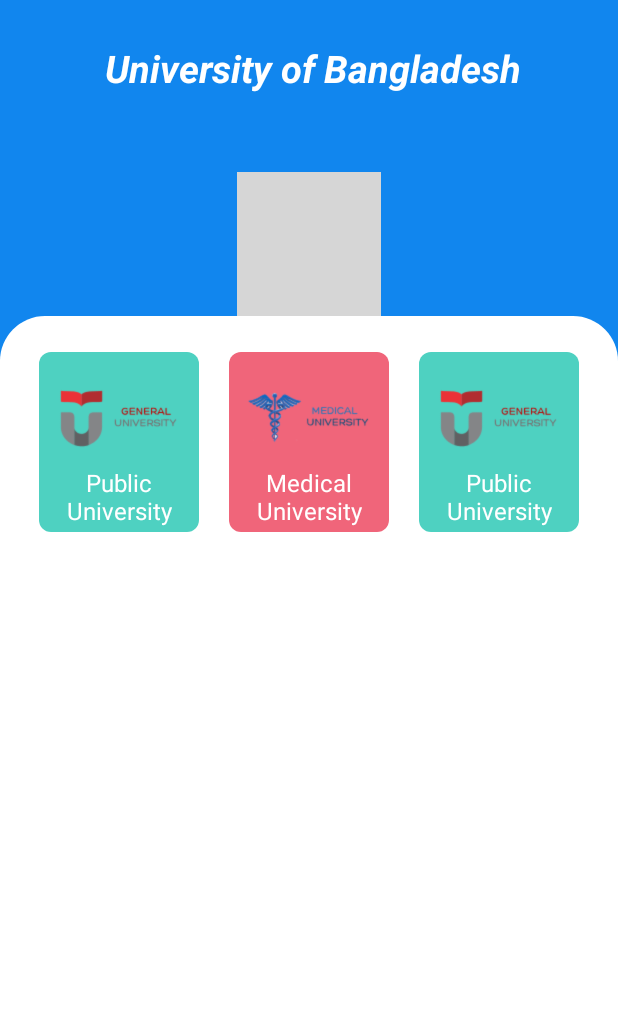
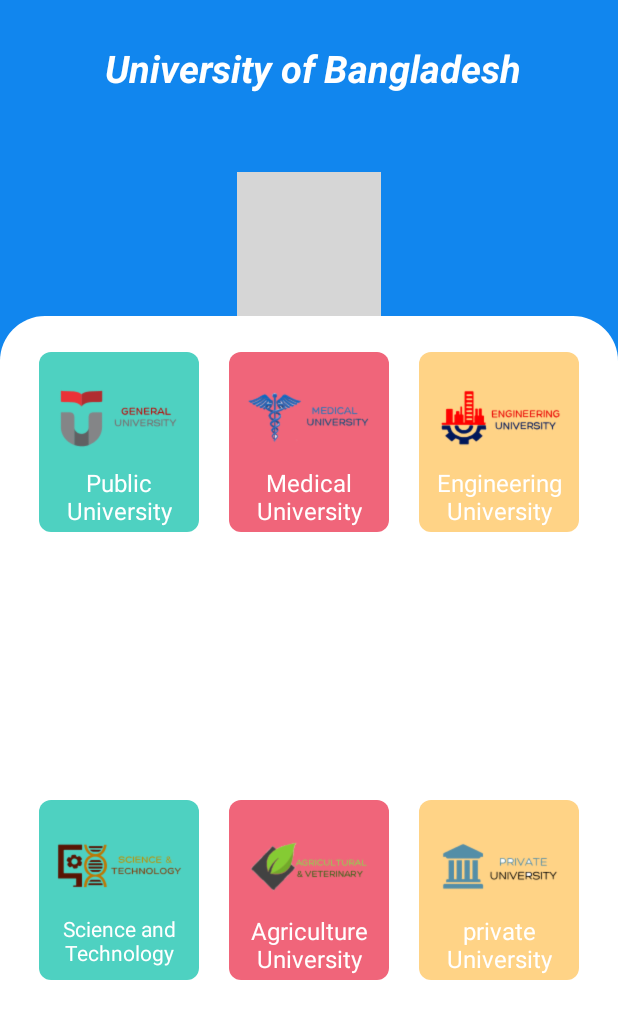
Before and after one commit to BbillahrariBBr/Career, an Android app: the CountryActivity screen opened directly, with no data from a screen before it, on a phone screen of 412 x 824 dp. Shown: the top 1019 px of the screen. Run offline under Robolectric (Android 15) with nearby library versions, the phone set to English and light mode, and no system bars; grey boxes are pictures that could not be loaded.

Commit message:
Country activity design totally finished

```diff
--- a/app/src/main/res/layout/activity_country.xml
+++ b/app/src/main/res/layout/activity_country.xml
@@ -46,7 +46,7 @@
         app:layout_constraintTop_toBottomOf="@+id/imageView">
 
         <LinearLayout
-            android:paddingBottom="24dp"
+            android:paddingBottom="8dp"
             android:paddingTop="24dp"
             android:paddingLeft="16dp"
             android:paddingRight="16dp"
@@ -140,22 +140,148 @@
                     android:layout_marginRight="10dp"
                     android:layout_width="match_parent"
                     android:layout_height="120dp"
+                    android:background="@drawable/bg_yellow"
+                    android:orientation="vertical"
+                    android:paddingLeft="10dp"
+                    android:paddingRight="10dp">
+
+                    <ImageView
+                        android:id="@+id/eng"
+                        android:layout_width="match_parent"
+                        android:layout_height="wrap_content"
+                        android:layout_gravity="center"
+                        android:layout_marginTop="12dp"
+                        android:src="@drawable/eng"></ImageView>
+
+                    <TextView
+                        android:layout_width="wrap_content"
+                        android:layout_height="wrap_content"
+                        android:text="Engineering University"
+                        android:textColor="#fff"
+                        android:textAlignment="center"
+                        android:textSize="16sp">
+
+                    </TextView>
+                </LinearLayout>
+
+            </LinearLayout>
+
+
+
+        </LinearLayout>
+
+        <LinearLayout
+            android:paddingBottom="16dp"
+            android:paddingTop="16dp"
+            android:paddingLeft="16dp"
+            android:paddingRight="16dp"
+            android:layout_width="match_parent"
+            android:layout_height="wrap_content"
+            android:layout_weight="3"
+            android:orientation="horizontal">
+
+            <LinearLayout
+                android:layout_width="0dp"
+                android:layout_height="wrap_content"
+                android:layout_weight="1"
+                android:orientation="vertical">
+
+                <LinearLayout
+                    android:layout_marginLeft="10dp"
+                    android:layout_marginRight="10dp"
+                    android:layout_width="match_parent"
+                    android:layout_height="120dp"
                     android:background="@drawable/bg_green"
                     android:orientation="vertical"
                     android:paddingLeft="10dp"
                     android:paddingRight="10dp">
 
                     <ImageView
+                        android:id="@+id/sci"
                         android:layout_width="match_parent"
                         android:layout_height="wrap_content"
                         android:layout_gravity="center"
                         android:layout_marginTop="12dp"
-                        android:src="@drawable/gener"></ImageView>
+                        android:src="@drawable/sci_tech"></ImageView>
 
                     <TextView
                         android:layout_width="wrap_content"
                         android:layout_height="wrap_content"
-                        android:text="Public University"
+                        android:text="Science and Technology"
+                        android:textColor="#fff"
+                        android:textAlignment="center"
+                        android:textSize="14sp">
+
+                    </TextView>
+                </LinearLayout>
+
+            </LinearLayout>
+
+            <LinearLayout
+                android:layout_width="0dp"
+                android:layout_height="wrap_content"
+                android:layout_weight="1"
+                android:orientation="vertical">
+
+                <LinearLayout
+                    android:layout_marginLeft="10dp"
+                    android:layout_marginRight="10dp"
+                    android:layout_width="match_parent"
+                    android:layout_height="120dp"
+                    android:background="@drawable/bg_red"
+                    android:orientation="vertical"
+                    android:paddingLeft="10dp"
+                    android:paddingRight="10dp">
+
+                    <ImageView
+                        android:id="@+id/agri"
+                        android:layout_width="match_parent"
+                        android:layout_height="wrap_content"
+                        android:layout_gravity="center"
+                        android:layout_marginTop="12dp"
+                        android:src="@drawable/agri_vet"></ImageView>
+
+                    <TextView
+                        android:layout_width="wrap_content"
+                        android:layout_height="wrap_content"
+                        android:text="Agriculture University"
+                        android:textColor="#fff"
+                        android:textAlignment="center"
+                        android:textSize="16sp">
+
+                    </TextView>
+                </LinearLayout>
+
+            </LinearLayout>
+
+            <LinearLayout
+                android:layout_width="0dp"
+                android:layout_height="wrap_content"
+                android:layout_weight="1"
+                android:orientation="vertical">
+
+                <LinearLayout
+                    android:layout_marginLeft="10dp"
+                    android:layout_marginRight="10dp"
+                    android:layout_width="match_parent"
+                    android:layout_height="120dp"
+                    android:background="@drawable/bg_yellow"
+                    android:orientation="vertical"
+                    android:paddingLeft="10dp"
+                    android:paddingRight="10dp">
+
+                    <ImageView
+                        android:id="@+id/pri"
+                        android:layout_width="match_parent"
+                        android:layout_height="wrap_content"
+                        android:layout_gravity="center"
+                        android:layout_marginTop="12dp"
+                        android:src="@drawable/private_u"></ImageView>
+
+                    <TextView
+                        android:layout_width="wrap_content"
+                        android:layout_height="wrap_content"
+                        android:text="private University"
                         android:textColor="#fff"
                         android:textAlignment="center"
                         android:textSize="16sp">
```
